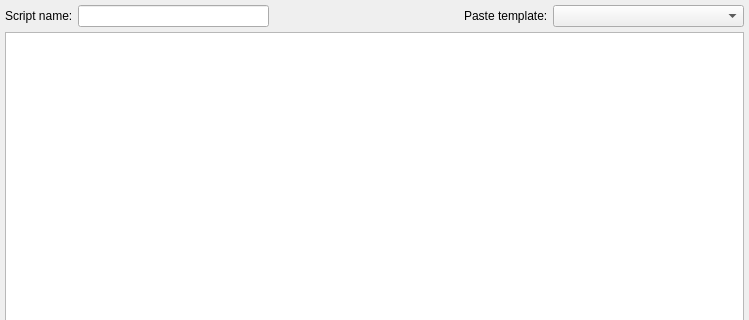
First picture: the form in src/scripts/scripteditor.ui, repository agafon0ff/ConnectionTester, before the edit; both pictures show x 0 to 749 and y 0 to 320 of the 749 by 555 pixel window.
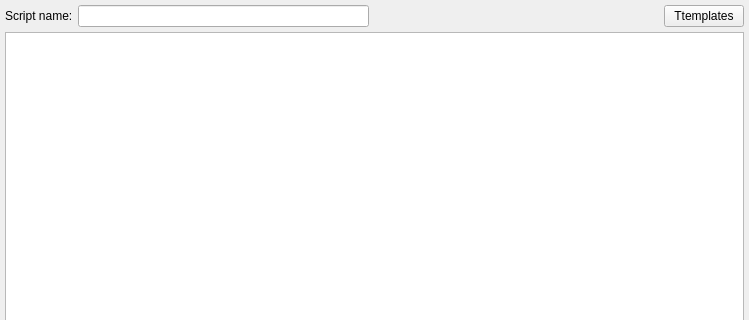
Second picture: the form after the edit. Icons and pictures are not drawn.

```diff
--- a/src/scripts/scripteditor.ui
+++ b/src/scripts/scripteditor.ui
@@ -30,7 +30,7 @@
     <number>5</number>
    </property>
    <item>
-    <layout class="QHBoxLayout" name="horizontalLayout_2" stretch="0,1,1,0,1">
+    <layout class="QHBoxLayout" name="horizontalLayout_2" stretch="0,1,1,0">
      <item>
       <widget class="QLabel" name="labelScriptName">
        <property name="text">
@@ -55,15 +55,12 @@
       </spacer>
      </item>
      <item>
-      <widget class="QLabel" name="labelPasteTemplate">
+      <widget class="QPushButton" name="btnTemplates">
        <property name="text">
-        <string>Paste template:</string>
+        <string>Ttemplates</string>
        </property>
       </widget>
      </item>
-     <item>
-      <widget class="QComboBox" name="comboBoxScriptTemplates"/>
-     </item>
     </layout>
    </item>
    <item>
```
